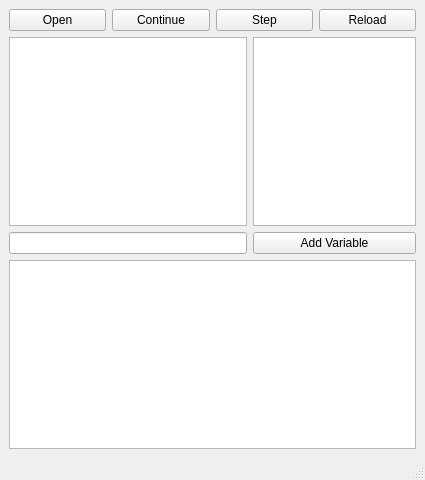
First picture: the form in window.ui, repository davyg2/pydcpu, before the edit.
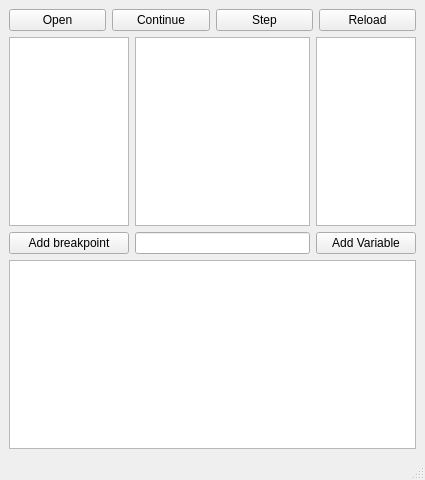
Second picture: the form after the edit.

Commit message: Add breakpoints system, based on python expression, this is cool.

What changed in the file:
```diff
--- a/window.ui
+++ b/window.ui
@@ -49,6 +49,36 @@
     </item>
     <item>
      <layout class="QHBoxLayout" name="horizontalLayout">
+      <item>
+       <layout class="QVBoxLayout" name="verticalLayout_3">
+        <item>
+         <widget class="QTableView" name="breaks">
+          <property name="maximumSize">
+           <size>
+            <width>200</width>
+            <height>16777215</height>
+           </size>
+          </property>
+          <attribute name="horizontalHeaderVisible">
+           <bool>false</bool>
+          </attribute>
+          <attribute name="horizontalHeaderDefaultSectionSize">
+           <number>200</number>
+          </attribute>
+          <attribute name="verticalHeaderVisible">
+           <bool>false</bool>
+          </attribute>
+         </widget>
+        </item>
+        <item>
+         <widget class="QPushButton" name="addBreak">
+          <property name="text">
+           <string>Add breakpoint</string>
+          </property>
+         </widget>
+        </item>
+       </layout>
+      </item>
       <item>
        <layout class="QVBoxLayout" name="verticalLayout_2">
         <item>
```
The commit also changes 1 other file.
